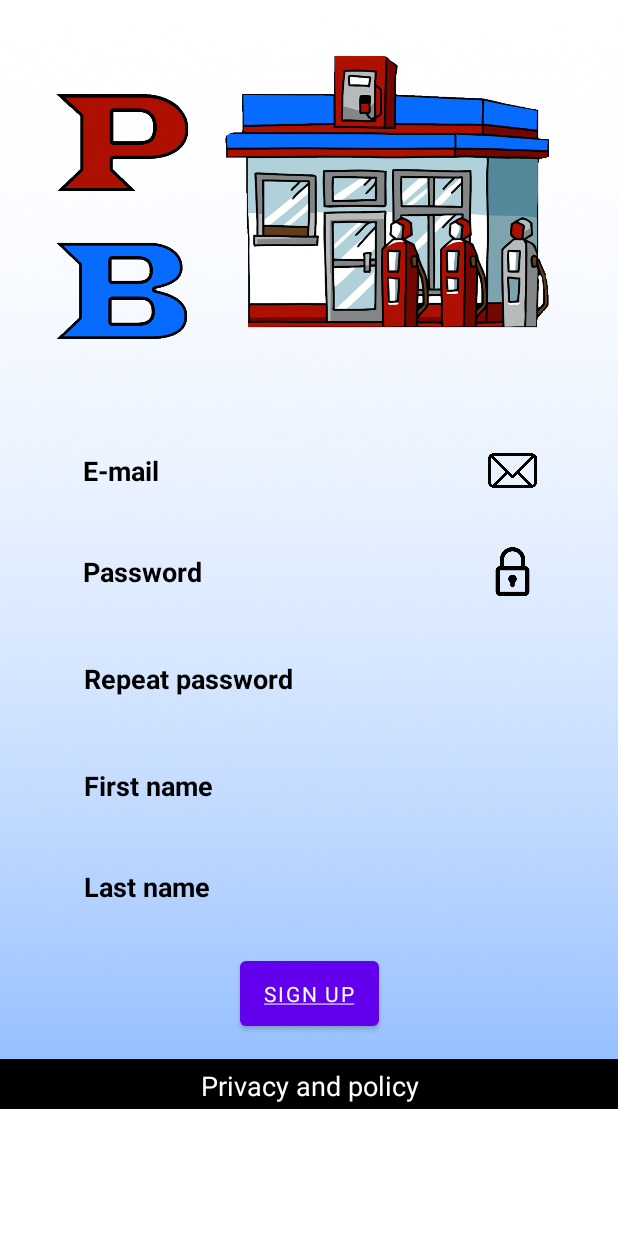
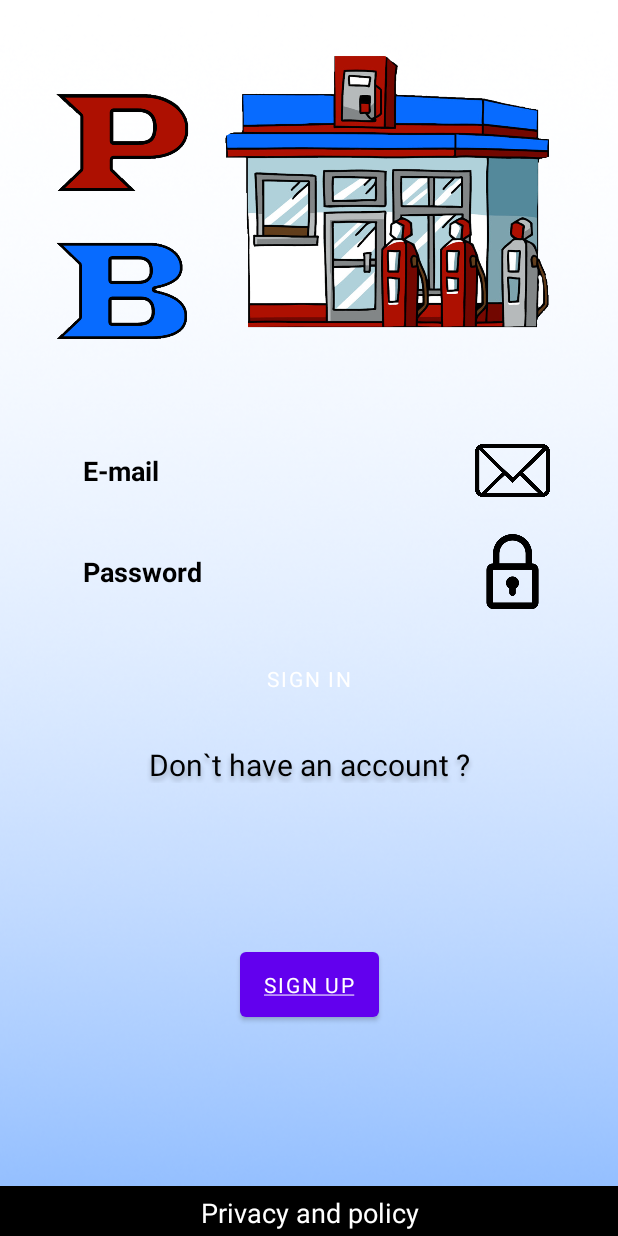
Before and after one commit to SBB-Team/Proj_zesp_Android, an Android app: the screen it shows after launch (MainActivity before the commit, FirstStartScreen after it), on a phone screen of 412 x 824 dp. Run offline under Robolectric (Android 15) with nearby library versions, the phone set to English and light mode, and no system bars; our stand-ins replace Firebase (no records; nobody signed in at launch, a user with empty details on screens opened directly); Roboto replaces fonts that are not available here.

Commit message:
Sign up: creating

```diff
--- a/app/src/main/AndroidManifest.xml
+++ b/app/src/main/AndroidManifest.xml
@@ -12,7 +12,7 @@
         <activity android:name=".SignUpScreenActivity"
             android:screenOrientation="portrait">
         </activity>
-        <activity android:name=".MainActivity"
+        <activity android:name=".FirstStartScreen"
             android:screenOrientation="portrait">
             <intent-filter>
                 <action android:name="android.intent.action.MAIN" />
--- /dev/null
+++ b/app/src/main/java/com/example/proj_zesp/FirstStartScreen.java
@@ -0,0 +1,71 @@
+package com.example.proj_zesp;
+
+import androidx.appcompat.app.AppCompatActivity;
+import androidx.appcompat.app.AppCompatDelegate;
+
+
+import android.content.Intent;
+import android.os.Bundle;
+import android.view.View;
+import android.widget.Button;
+import android.widget.EditText;
+
+import com.google.firebase.auth.FirebaseAuth;
+import com.google.firebase.database.DatabaseReference;
+import com.google.firebase.database.FirebaseDatabase;
+
+public class FirstStartScreen extends AppCompatActivity {
+
+    EditText email, password;
+    Button signin_btn, signup_btn;
+    FirebaseAuth auth;
+    FirebaseDatabase db;
+    DatabaseReference users;
+
+
+    private void Init(){
+        EditText email = (EditText) findViewById(R.id.email);
+        EditText password = (EditText) findViewById(R.id.password);
+
+
+        password.setHintTextColor(getResources().getColor(R.color.black));
+        email.setHintTextColor(getResources().getColor(R.color.black));
+
+
+    }
+
+    private void showRegScreen(){
+        Intent SecAct = new Intent(this, SignUpScreenActivity.class);
+        startActivity(SecAct);
+    }
+
+    @Override
+    protected void onCreate(Bundle savedInstanceState) {
+        super.onCreate(savedInstanceState);
+        setContentView(R.layout.first_start_screen);
+        AppCompatDelegate.setDefaultNightMode(AppCompatDelegate.MODE_NIGHT_NO);
+        Init();
+
+        Button signin_btn = (Button) findViewById(R.id.login_butto);
+        Button signup_btn = (Button) findViewById(R.id.register_bu);
+
+        auth = FirebaseAuth.getInstance();  // autoryzacja w bazie danych
+        db = FirebaseDatabase.getInstance(); // podłączenia do bazy danych
+        users = db.getReference("Users");
+
+        signup_btn.setOnClickListener(new View.OnClickListener() {
+            @Override
+            public void onClick(View v) {
+                showRegScreen();
+            }
+        });
+
+        Bundle extras = getIntent().getExtras();
+        if(extras !=null) {
+            String value = extras.getString("KEY");
+        }
+
+
+
+    }
+}
--- a/app/src/main/java/com/example/proj_zesp/MainActivity.java
+++ /dev/null
@@ -1,37 +0,0 @@
-package com.example.proj_zesp;
-
-import androidx.appcompat.app.AppCompatActivity;
-import androidx.appcompat.app.AppCompatDelegate;
-
-
-import android.os.Bundle;
-import android.widget.EditText;
-
-public class MainActivity extends AppCompatActivity {
-
-    EditText email, password;
-
-    @Override
-    protected void onCreate(Bundle savedInstanceState) {
-        super.onCreate(savedInstanceState);
-        setContentView(R.layout.sign_up_screen);
-        AppCompatDelegate.setDefaultNightMode(AppCompatDelegate.MODE_NIGHT_NO);
-
-
-
-        EditText email = (EditText) findViewById(R.id.email);
-        email.setHintTextColor(getResources().getColor(R.color.black));
-
-        EditText password = (EditText) findViewById(R.id.password);
-        password.setHintTextColor(getResources().getColor(R.color.black));
-
-        EditText password2 = (EditText) findViewById(R.id.password2);
-        password2.setHintTextColor(getResources().getColor(R.color.black));
-
-        EditText first_name = (EditText) findViewById(R.id.first_name);
-        first_name.setHintTextColor(getResources().getColor(R.color.black));
-
-        EditText last_name = (EditText) findViewById(R.id.last_name);
-        last_name.setHintTextColor(getResources().getColor(R.color.black));
-    }
-}
--- a/app/src/main/res/layout/first_start_screen.xml
+++ b/app/src/main/res/layout/first_start_screen.xml
@@ -5,7 +5,7 @@
     android:layout_width="match_parent"
     android:layout_height="match_parent"
     android:background="@drawable/background_gradient"
-    tools:context=".MainActivity">
+    tools:context=".FirstStartScreen">
 
     <!--    <TextView-->
     <!--        android:layout_width="wrap_content"-->
```
Also changed, not shown: app/src/main/java/com/example/proj_zesp/SignUpScreenActivity.java (+22 -0 lines).
